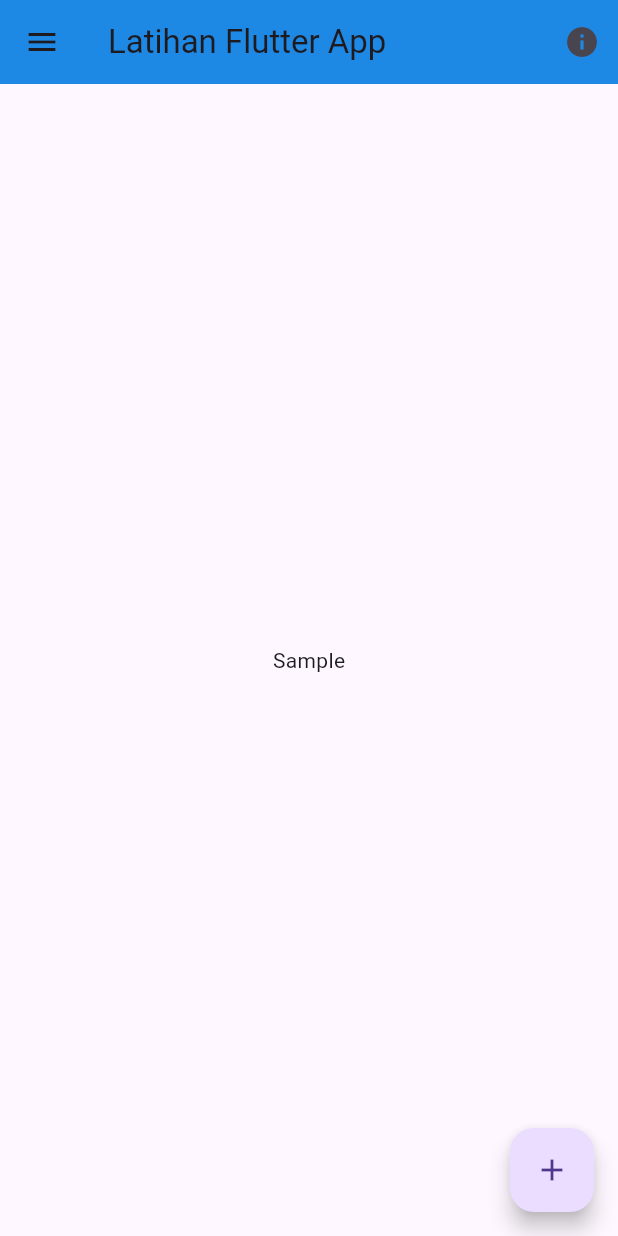
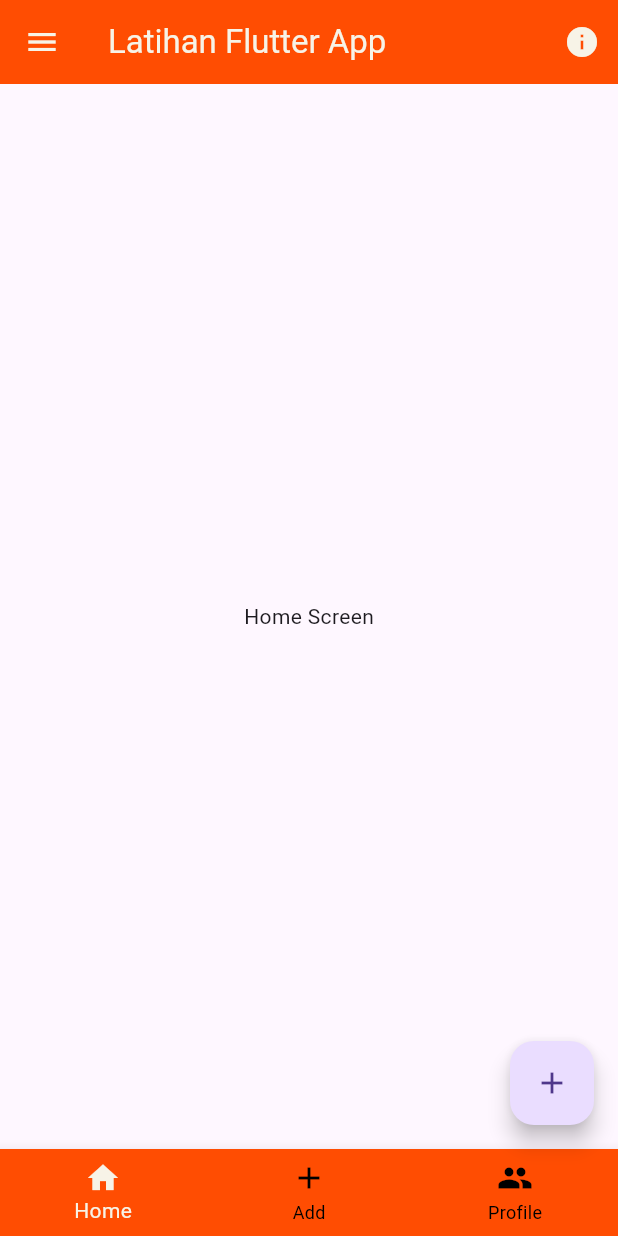
Before and after one commit to hilmanmutaqin/Flutter-Build-UI---MIKTI, a Flutter app: the screen it shows after launch, on a phone screen of 412 x 824 dp. Run offline on Flutter 3.47's test engine with Material 3 defaults, Android fonts, the phone set to English and light mode, and no system bars.

Commit message:
Add - bottom navigation

```diff
--- /dev/null
+++ b/lib/colors/colors.dart
@@ -0,0 +1,4 @@
+import 'package:flutter/material.dart';
+
+Color navigation = const Color(0xFFFF4D02);
+Color textNavigation = const Color(0xFFF7F3E7);
--- a/lib/screen/home_screen.dart
+++ b/lib/screen/home_screen.dart
@@ -1,24 +1,122 @@
 import 'package:flutter/material.dart';
+import 'package:latihan_flutter/colors/colors.dart';
+import 'package:latihan_flutter/screen/info_screen.dart';
+import 'add_screen.dart';
+import 'profile_screen.dart';
 
-class HomeScreen extends StatelessWidget {
-  const HomeScreen({super.key});
+class HomeScreen extends StatefulWidget {
+  const HomeScreen({Key? key}) : super(key: key);
+
+  @override
+  _HomeScreenState createState() => _HomeScreenState();
+}
+
+class _HomeScreenState extends State<HomeScreen> {
+  int _selectedIndex = 0;
+
+  final List<Widget> _screens = [
+    const Center(child: Text('Home Screen')),
+    const AddScreen(),
+    const ProfileScreen(),
+  ];
+
+  void _onItemTapped(int index) {
+    setState(() {
+      _selectedIndex = index;
+    });
+  }
 
   @override
   Widget build(BuildContext context) {
     return Scaffold(
       appBar: AppBar(
         title: const Text('Latihan Flutter App'),
-        backgroundColor: Colors.blue[600],
-        actions: [IconButton(
-          onPressed: () {},
-          icon: const Icon(Icons.info))],
+        foregroundColor: textNavigation,
+        backgroundColor: navigation,
+        actions: [
+          IconButton(
+              onPressed: () {
+                Navigator.push(
+                  context,
+                  MaterialPageRoute(
+                    builder: (context) => const InfoScreen(),
+                  ),
+                );
+              },
+              icon: const Icon(Icons.info))
+        ],
       ),
-      body: const Center(child: Text('Sample')),
-      drawer: const Drawer(),
-      floatingActionButton: FloatingActionButton(onPressed: () {
-      },child: const Icon(Icons.add),
+      body: _screens[_selectedIndex],
+      drawer: Drawer(
+        child: ListView(
+          children: [
+            ListTile(
+              leading: Icon(Icons.home, color: navigation),
+              title: const Center(child: Text("Home")),
+              onTap: () {
+                Navigator.push(
+                  context,
+                  MaterialPageRoute(
+                    builder: (context) => const HomeScreen(),
+                  ),
+                );
+              },
+            ),
+            ListTile(
+              leading: Icon(Icons.add, color: navigation),
+              title: const Center(child: Text("Add")),
+              onTap: () {
+                Navigator.push(
+                  context,
+                  MaterialPageRoute(
+                    builder: (context) => const AddScreen(),
+                  ),
+                );
+              },
+            ),
+            ListTile(
+              leading: Icon(Icons.people, color: navigation),
+              title: const Center(child: Text("Profile")),
+              onTap: () {
+                Navigator.push(
+                  context,
+                  MaterialPageRoute(
+                    builder: (context) => const ProfileScreen(),
+                  ),
+                );
+              },
+            ),
+          ],
+        ),
       ),
-
+      endDrawer: const Drawer(),
+      floatingActionButton: FloatingActionButton(
+        onPressed: () {},
+        child: const Icon(Icons.add),
+      ),
+      bottomNavigationBar: BottomNavigationBar(
+        selectedItemColor: textNavigation,
+        unselectedItemColor: Colors.black,
+        selectedLabelStyle: TextStyle(color: textNavigation),
+        unselectedLabelStyle: const TextStyle(color: Colors.black),
+        items: const <BottomNavigationBarItem>[
+          BottomNavigationBarItem(
+            icon: Icon(Icons.home),
+            label: 'Home',
+          ),
+          BottomNavigationBarItem(
+            icon: Icon(Icons.add),
+            label: 'Add',
+          ),
+          BottomNavigationBarItem(
+            icon: Icon(Icons.people),
+            label: 'Profile',
+          ),
+        ],
+        backgroundColor: navigation,
+        currentIndex: _selectedIndex,
+        onTap: _onItemTapped,
+      ),
     );
   }
 }
```
Also changed, not shown: lib/screen/add_screen.dart (added, +16 -0 lines), lib/screen/info_screen.dart (added, +17 -0 lines), lib/screen/profile_screen.dart (added, +16 -0 lines).
